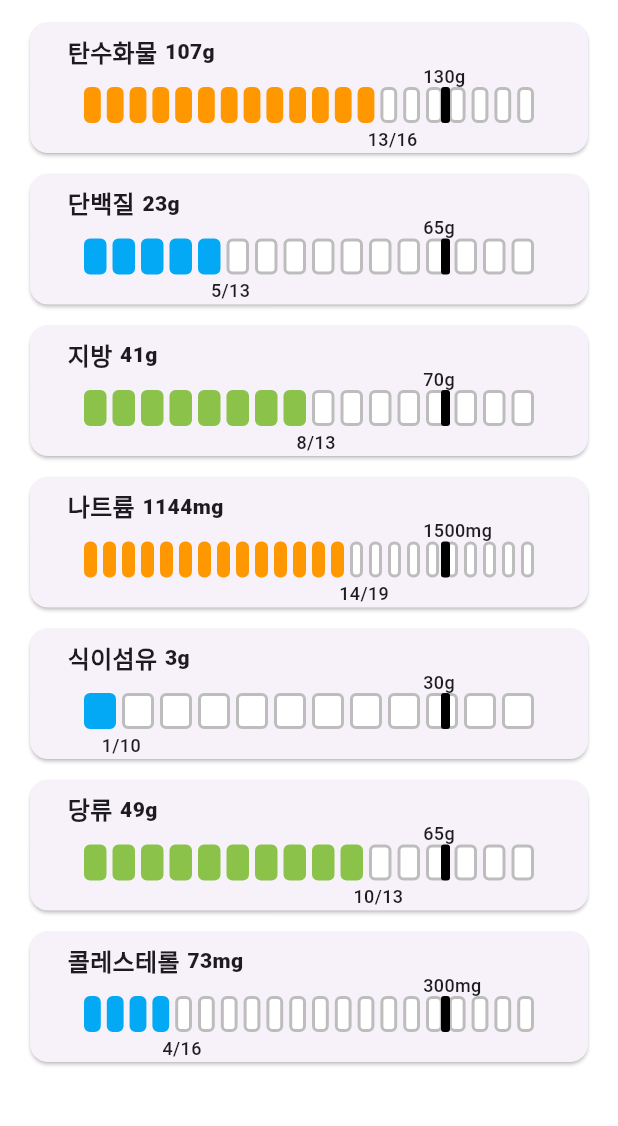
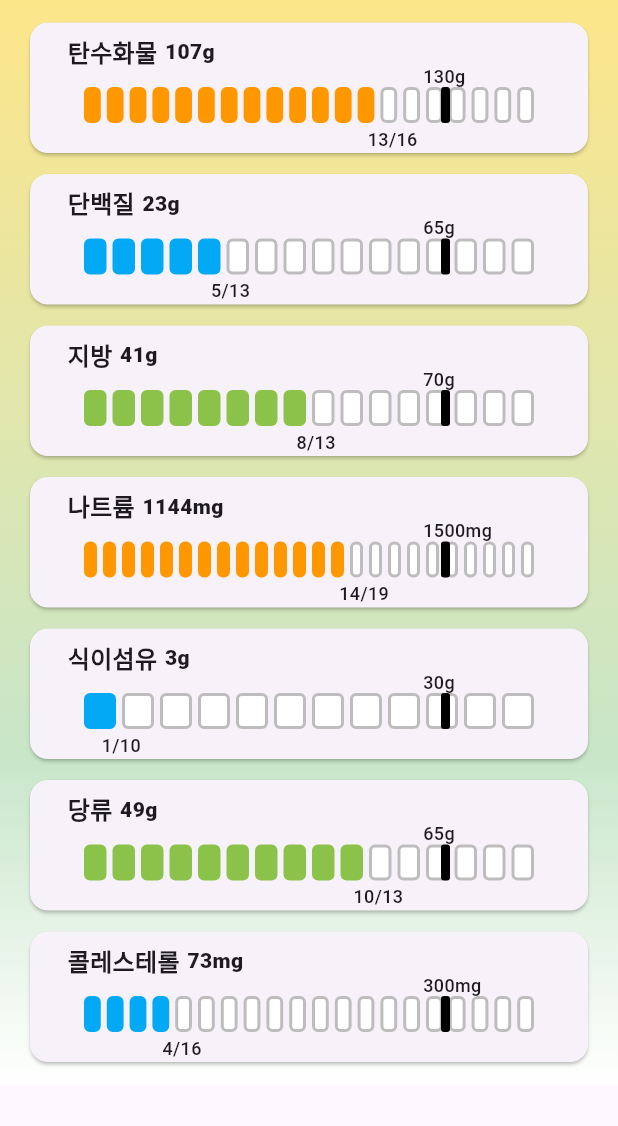
Before and after one commit to mecc91/healthapp, a Flutter app: the screen it shows after launch, item 3 of the bottom bar chosen, on a phone screen of 412 x 824 dp, the part 84-1210 px from its top. Run offline on Flutter 3.47's test engine with Material 3 defaults, Android fonts, the phone set to English and light mode, and no system bars; our stand-ins replace image_picker.

Commit message:
5/12_merged

```diff
--- a/lib/dailystatusPage/dailystatus.dart
+++ b/lib/dailystatusPage/dailystatus.dart
@@ -105,7 +105,20 @@ class _DailyStatusState extends State<DailyStatus> {
         foregroundColor: Colors.black,
         elevation: 0,
       ),
-      body: SingleChildScrollView(
+      body: Container(
+        decoration: const BoxDecoration(
+              gradient: LinearGradient(
+                begin: Alignment.topCenter,
+                end: Alignment.bottomCenter,
+                colors: [
+                  Color(0xFFFDE68A), // 밝은 Amber (보통)
+                  Color(0xFFC8E6C9), // 연한 Green (양호)
+                  Colors.white,
+                ],
+                stops: [0.0, 0.7, 1.0],
+              ),
+            ),
+        child: SingleChildScrollView(
           padding: const EdgeInsets.symmetric(horizontal: 16, vertical: 8),
           child: Column(
             crossAxisAlignment: CrossAxisAlignment.center,
@@ -117,7 +130,8 @@ class _DailyStatusState extends State<DailyStatus> {
                 .toList(),
           ),
         ),
-      backgroundColor: Colors.white70,
+      ),
+      //backgroundColor: Colors.white70,
     );
   }
 }
--- a/lib/dailystatusPage/mealinfo.dart
+++ b/lib/dailystatusPage/mealinfo.dart
@@ -1,9 +1,4 @@
-import 'dart:ffi';
-
 import 'package:flutter/material.dart';
-import 'package:intl/intl.dart';
-
-final formatter = DateFormat.yMd();
 
 class MealInfo
 {
```
Also changed, not shown: pubspec.lock. Lines whose indentation alone changed are shown as unchanged.
